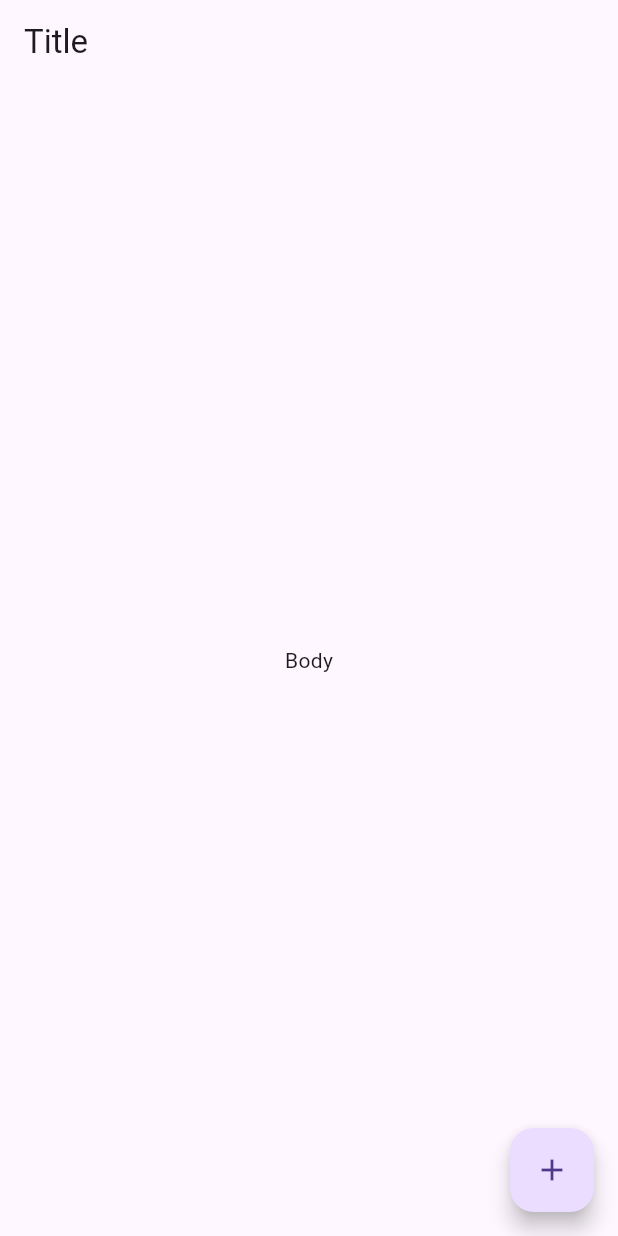
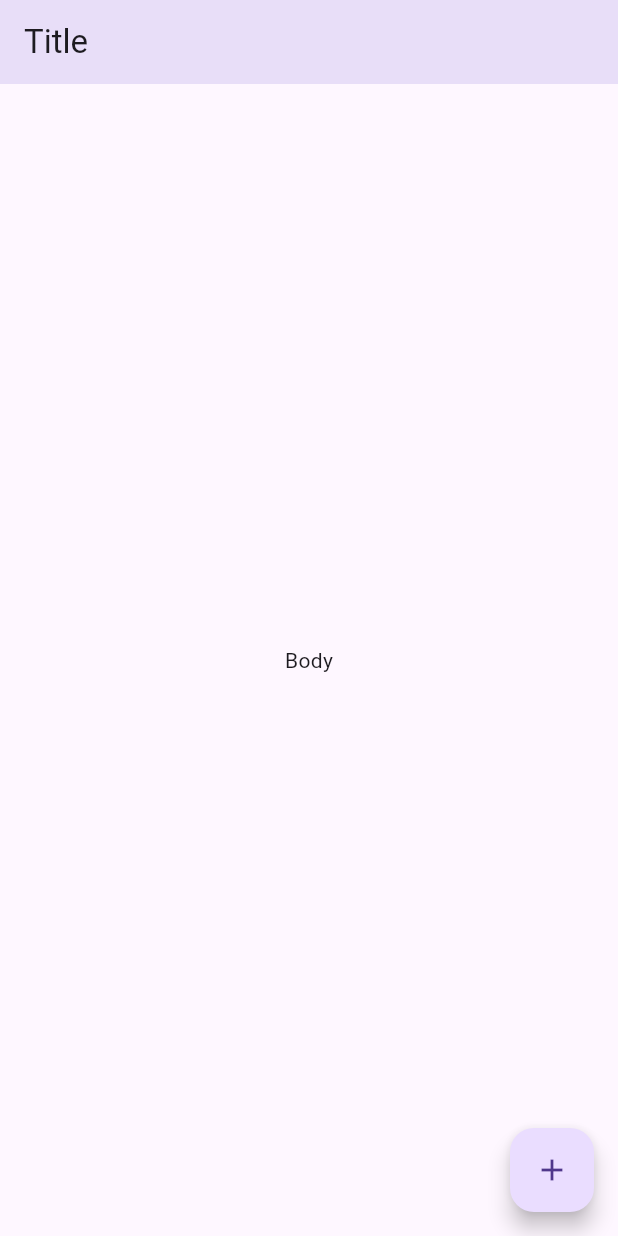
Before and after one commit to vadniks/Aylanome, a Flutter app: the screen it shows after launch, on a phone screen of 412 x 824 dp. Run offline on Flutter 3.47's test engine with Material 3 defaults, Android fonts, the phone set to English and light mode, and no system bars.

```diff
--- a/lib/presenter/MainPagePresenter.dart
+++ b/lib/presenter/MainPagePresenter.dart
@@ -9,6 +9,7 @@ class MainPagePresenter extends State<MainPage> {
   @override
   Widget build(BuildContext context) => Scaffold(
     appBar: AppBar(
+      backgroundColor: Theme.of(context).colorScheme.secondaryContainer,
       title: const Text('Title'),
     ),
     body: const Column(
--- a/lib/presenter/ScreenPresenter.dart
+++ b/lib/presenter/ScreenPresenter.dart
@@ -3,45 +3,17 @@ import 'package:aylanome/presenter/Consts.dart';
 import 'package:aylanome/view/MainPage.dart';
 import 'package:aylanome/view/Screen.dart';
 import 'package:flutter/material.dart';
-import 'package:flutter/services.dart';
 import 'package:meta/meta.dart';
 
 @sealed
 class ScreenPresenter extends State<Screen> {
-  static const _DARK_SECONDARY_COLOR = Color(0xFF0F0F0F);
 
   @override
   Widget build(BuildContext context) => MaterialApp(
     title: Consts.appName,
     debugShowCheckedModeBanner: false,
     theme: ThemeData.light(useMaterial3: true),
-    darkTheme: ThemeData.dark(useMaterial3: true).copyWith(
-      primaryColor: Colors.cyan,
-      brightness: Brightness.dark,
-      scaffoldBackgroundColor: Colors.black,
-      canvasColor: Colors.black,
-      dialogBackgroundColor: _DARK_SECONDARY_COLOR,
-      snackBarTheme: const SnackBarThemeData(backgroundColor: _DARK_SECONDARY_COLOR),
-      listTileTheme: const ListTileThemeData(tileColor: Colors.transparent),
-      cardColor: Colors.black,
-      colorScheme: const ColorScheme.dark(
-        background: Colors.black,
-        primary: Colors.cyan,
-        surface: _DARK_SECONDARY_COLOR,
-        onSecondary: _DARK_SECONDARY_COLOR,
-        onSurface: Colors.white70,
-      ),
-      appBarTheme: const AppBarTheme(
-        backgroundColor: _DARK_SECONDARY_COLOR,
-        systemOverlayStyle: SystemUiOverlayStyle(
-          statusBarColor: Colors.black,
-          statusBarBrightness: Brightness.dark,
-          statusBarIconBrightness: Brightness.light,
-          systemNavigationBarColor: Colors.black,
-          systemNavigationBarIconBrightness: Brightness.light,
-        )
-      )
-    ),
+    darkTheme: ThemeData.dark(useMaterial3: true),
     initialRoute: Consts.routeMain,
     routes: {
       Consts.routeMain : (context) => const MainPage()
```
